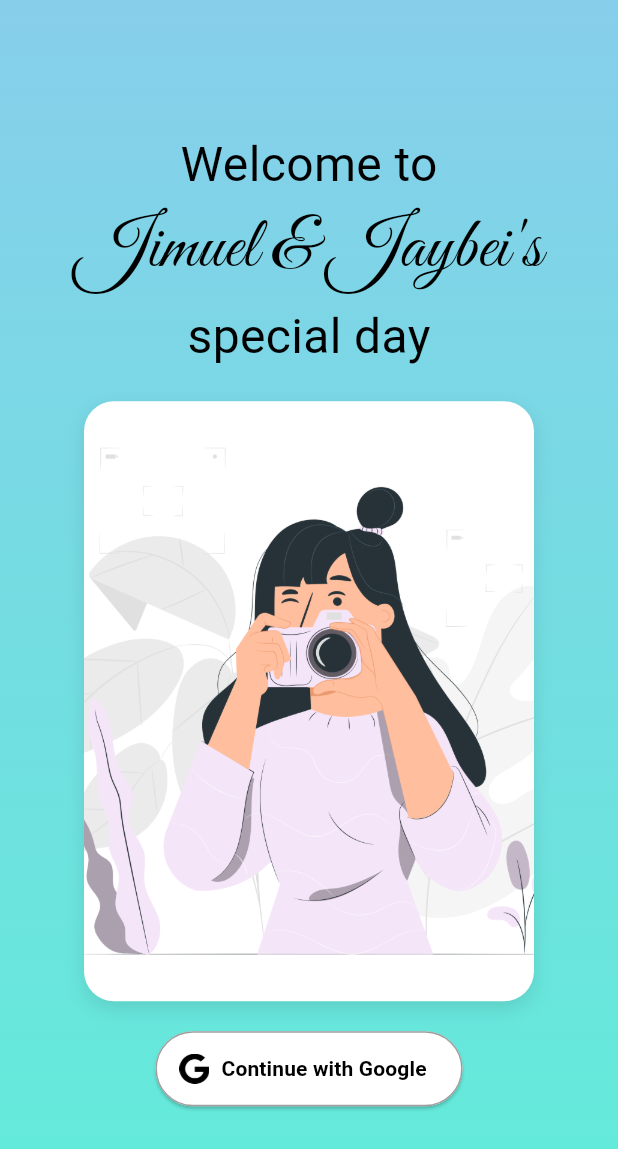
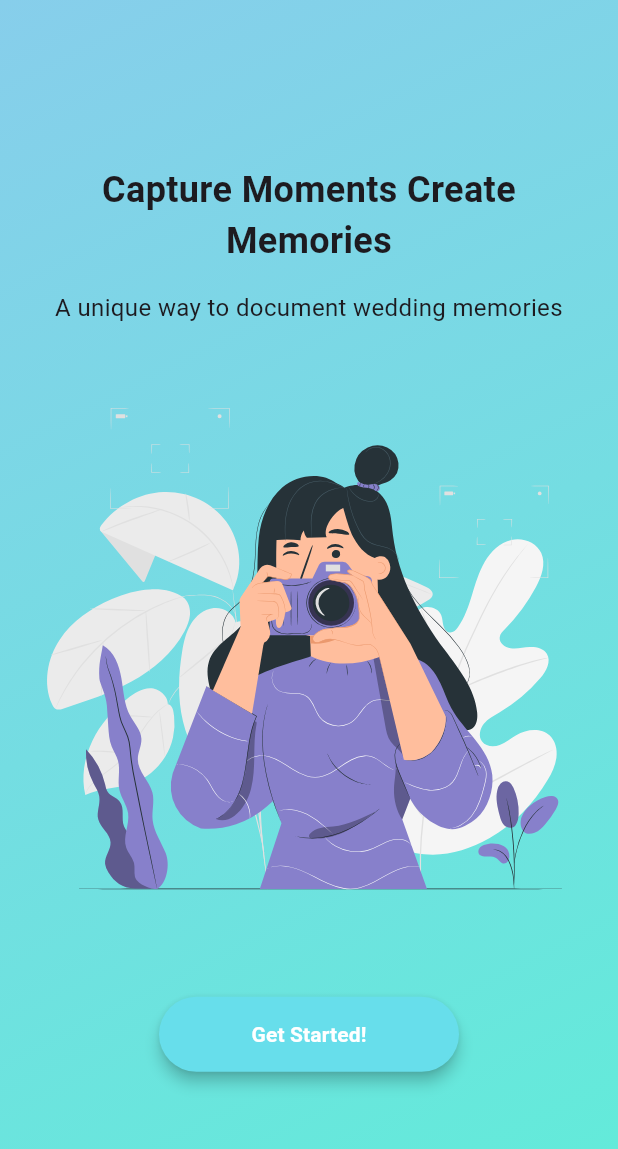
Before and after one commit to jrlbln/lovelense, a Flutter app: the screen it shows after launch, on a phone screen of 412 x 824 dp. Shown: the top 1149 px of the screen. Run offline on Flutter 3.47's test engine with Material 3 defaults, Android fonts, the phone set to English and light mode, and no system bars; our stand-ins replace camera, cloud_firestore, firebase_auth, firebase_core, flutter_svg, google_fonts and 2 more; missing offline and left inert: googleapis; accounts and stored records are empty; generated files the repository leaves out were written again.

Commit message:
feat: added onboarding screens for android

```diff
--- a/lib/main.dart
+++ b/lib/main.dart
@@ -1,18 +1,19 @@
-import 'package:flutter/foundation.dart';
 import 'package:flutter/material.dart';
+import 'package:flutter/foundation.dart' show kIsWeb;
 import 'package:firebase_core/firebase_core.dart';
-import 'package:firebase_auth/firebase_auth.dart';
+import 'package:google_fonts/google_fonts.dart';
 import 'firebase_options.dart';
-import 'screens/guests/auth_screen_mobile.dart';
+import 'screens/onboarding/onboarding_screen.dart';
 import 'screens/admin/auth_screen_web.dart';
-import 'screens/admin/admin_screen.dart';
-import 'screens/guests/camera_screen.dart';
 
 void main() async {
   WidgetsFlutterBinding.ensureInitialized();
 
   // Initialize Firebase
   await Firebase.initializeApp(options: firebaseOptions);
+
+  // Preload Google Fonts
+  GoogleFonts.config.allowRuntimeFetching = true;
 
   runApp(const MainApp());
 }
@@ -22,10 +23,8 @@ class MainApp extends StatelessWidget {
 
   @override
   Widget build(BuildContext context) {
-    final isWeb = kIsWeb;
-
     return MaterialApp(
-      title: 'Wedding Camera',
+      title: 'LoveLense',
       debugShowCheckedModeBanner: false,
       theme: ThemeData(
         primarySwatch: Colors.blue,
@@ -40,28 +39,9 @@ class MainApp extends StatelessWidget {
             foregroundColor: Colors.white,
           ),
         ),
+        textTheme: GoogleFonts.portLligatSlabTextTheme(),
       ),
-      home: StreamBuilder<User?>(
-        stream: FirebaseAuth.instance.authStateChanges(),
-        builder: (context, snapshot) {
-          if (snapshot.connectionState == ConnectionState.waiting) {
-            return const Center(child: CircularProgressIndicator());
-          } else if (snapshot.hasData) {
-            // Redirect authenticated users
-            final user = snapshot.data!;
-            if (user.email == 'admin@example.com') {
-              // Redirect admin users
-              return const AdminScreen();
-            } else {
-              // Redirect regular users
-              return isWeb ? const AdminScreen() : const CameraScreen();
-            }
-          } else {
-            // Show authentication screen
-            return isWeb ? const AuthScreenWeb() : const AuthScreenMobile();
-          }
-        },
-      ),
+      home: kIsWeb ? const AuthScreenWeb() : const OnboardingScreen(),
     );
   }
 }
--- /dev/null
+++ b/lib/screens/onboarding/onboarding_screen.dart
@@ -0,0 +1,164 @@
+import 'package:flutter/material.dart';
+import 'package:flutter_svg/flutter_svg.dart';
+import 'package:lovelense/theme/app_gradient.dart';
+import 'package:lovelense/widgets/primary_button.dart';
+import 'package:lovelense/screens/guests/auth_screen_mobile.dart';
+
+class OnboardingScreen extends StatelessWidget {
+  const OnboardingScreen({super.key});
+
+  @override
+  Widget build(BuildContext context) {
+    final PageController pageController = PageController();
+
+    return Scaffold(
+      body: Container(
+        decoration: const BoxDecoration(
+          gradient: AppGradients.primaryGradient,
+        ),
+        child: PageView(
+          controller: pageController,
+          children: [
+            _buildOnboardingPage(
+              context,
+              heading: "Capture Moments Create Memories",
+              body: "A unique way to document wedding memories",
+              svgAsset: "assets/images/onboarding1.svg",
+              buttonText: "Get Started!",
+              onButtonPressed: () => pageController.nextPage(
+                duration: const Duration(milliseconds: 300),
+                curve: Curves.easeInOut,
+              ),
+            ),
+            _buildOnboardingPage(
+              context,
+              heading: "Disposable Camera Experience",
+              body: "Capture Intentionally",
+              svgAsset: "assets/images/onboarding2.svg",
+              additionalContent: Column(
+                children: const [
+                  Text(
+                    "Just like a classic disposable camera, you have LIMITED shots.",
+                    style: TextStyle(fontWeight: FontWeight.bold),
+                    textAlign: TextAlign.center,
+                  ),
+                  SizedBox(height: 8),
+                  Text(
+                    "🎥 5 SHOTS TOTAL 🎥",
+                    style: TextStyle(fontWeight: FontWeight.bold),
+                    textAlign: TextAlign.center,
+                  ),
+                ],
+              ),
+              buttonText: "Awesome",
+              onButtonPressed: () => pageController.nextPage(
+                duration: const Duration(milliseconds: 300),
+                curve: Curves.easeInOut,
+              ),
+            ),
+            _buildOnboardingPage(
+              context,
+              heading: "How It Works",
+              body: "Simple. Authentic. Memorable.",
+              svgAsset: "assets/images/onboarding3.svg",
+              additionalContent: Padding(
+                padding: const EdgeInsets.symmetric(horizontal: 16.0),
+                child: Column(
+                  crossAxisAlignment: CrossAxisAlignment.start,
+                  children: const [
+                    Center(
+                      child: Text(
+                        "📸 Capture Your Moments 📸",
+                        style: TextStyle(fontWeight: FontWeight.bold),
+                        textAlign: TextAlign.center,
+                      ),
+                    ),
+                    SizedBox(height: 8),
+                    Text("1. Open the app at the wedding"),
+                    Text("2. Login Via Google"),
+                    Text("3. Take your 5 carefully chosen shots"),
+                    Text("4. Watch them come to life in a digital album"),
+                  ],
+                ),
+              ),
+              buttonText: "I Understand",
+              onButtonPressed: () => pageController.nextPage(
+                duration: const Duration(milliseconds: 300),
+                curve: Curves.easeInOut,
+              ),
+            ),
+            _buildOnboardingPage(
+              context,
+              heading: "Shared Images",
+              body: "Your Images will be shared to everyone later",
+              svgAsset: "assets/images/onboarding4.svg",
+              buttonText: "Got it",
+              onButtonPressed: () => pageController.nextPage(
+                duration: const Duration(milliseconds: 300),
+                curve: Curves.easeInOut,
+              ),
+            ),
+            _buildOnboardingPage(
+              context,
+              heading: "Ready to Create Memories?",
+              body: "One Wedding. One Unique Perspective.",
+              svgAsset: "assets/images/onboarding5.svg",
+              buttonText: "Take your First Picture!",
+              onButtonPressed: () {
+                Navigator.pushReplacement(
+                  context,
+                  MaterialPageRoute(
+                      builder: (context) => const AuthScreenMobile()),
+                );
+              },
+            ),
+          ],
+        ),
+      ),
+    );
+  }
+
+  Widget _buildOnboardingPage(
+    BuildContext context, {
+    required String heading,
+    required String body,
+    required String svgAsset,
+    Widget? additionalContent,
+    required String buttonText,
+    required VoidCallback onButtonPressed,
+  }) {
+    return Padding(
+      padding: const EdgeInsets.all(16.0),
+      child: Column(
+        mainAxisAlignment: MainAxisAlignment.center,
+        children: [
+          Text(
+            heading,
+            style: const TextStyle(
+              fontSize: 24,
+              fontWeight: FontWeight.bold,
+            ),
+            textAlign: TextAlign.center,
+          ),
+          const SizedBox(height: 16),
+          Text(
+            body,
+            style: const TextStyle(fontSize: 16),
+            textAlign: TextAlign.center,
+          ),
+          const SizedBox(height: 16),
+          SvgPicture.asset(svgAsset, height: 400),
+          if (additionalContent != null) ...[
+            const SizedBox(height: 16),
+            additionalContent,
+          ],
+          const SizedBox(height: 32),
+          PrimaryButton(
+            text: buttonText,
+            onPressed: onButtonPressed,
+          ),
+        ],
+      ),
+    );
+  }
+}
--- /dev/null
+++ b/lib/widgets/primary_button.dart
@@ -0,0 +1,46 @@
+import 'package:flutter/material.dart';
+import 'package:lovelense/theme/app_colors.dart';
+
+class PrimaryButton extends StatelessWidget {
+  final String text;
+  final VoidCallback onPressed;
+  final double? width;
+  final double? height;
+  final Color? fillColor;
+  final Color? borderColor;
+
+  const PrimaryButton({
+    super.key,
+    required this.text,
+    required this.onPressed,
+    this.width,
+    this.height,
+    this.fillColor,
+    this.borderColor,
+  });
+
+  @override
+  Widget build(BuildContext context) {
+    return ElevatedButton(
+      onPressed: onPressed,
+      style: ElevatedButton.styleFrom(
+        backgroundColor: fillColor ?? AppColors.primary,
+        minimumSize: Size(width ?? 200, height ?? 50),
+        shape: RoundedRectangleBorder(
+          borderRadius: BorderRadius.circular(40),
+          side: borderColor != null
+              ? BorderSide(color: borderColor!)
+              : BorderSide.none,
+        ),
+        elevation: 4,
+      ),
+      child: Text(
+        text,
+        style: const TextStyle(
+          color: Colors.white,
+          fontWeight: FontWeight.bold,
+        ),
+      ),
+    );
+  }
+}
```
Also changed, not shown: pubspec.yaml (+7 -2 lines), assets/images/LoveLenseIcon.png (added), assets/images/LoveLenseIcon.svg (added), assets/images/onboarding4.svg, assets/images/onboarding5.svg, pubspec.lock, 1 other file.
